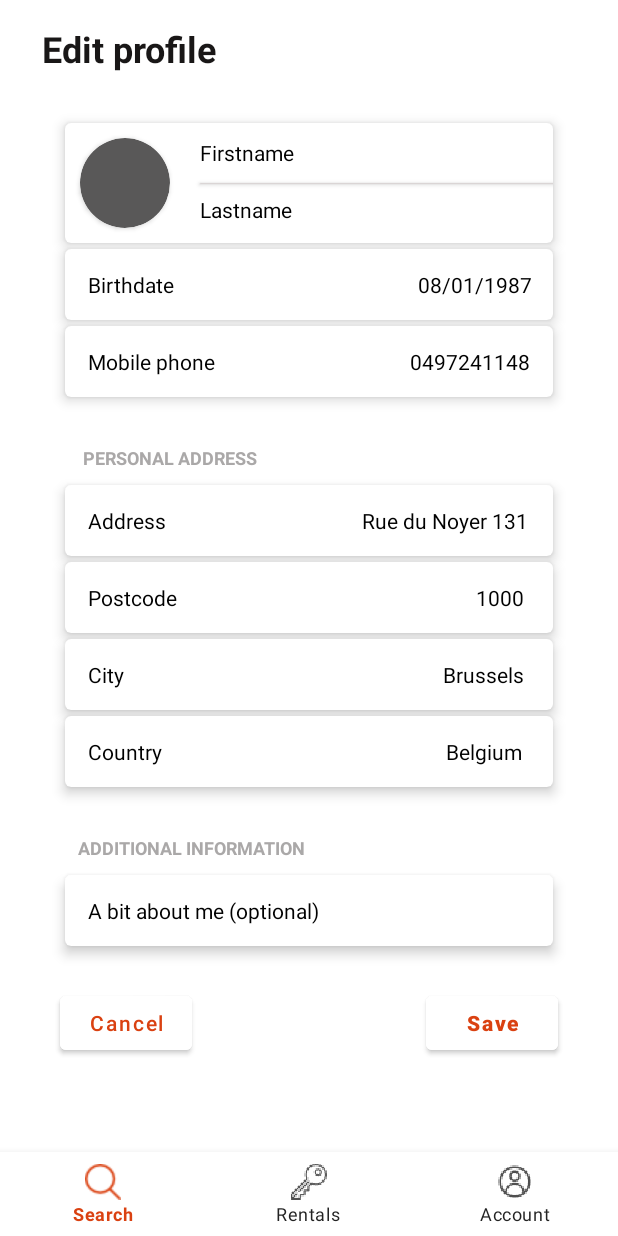
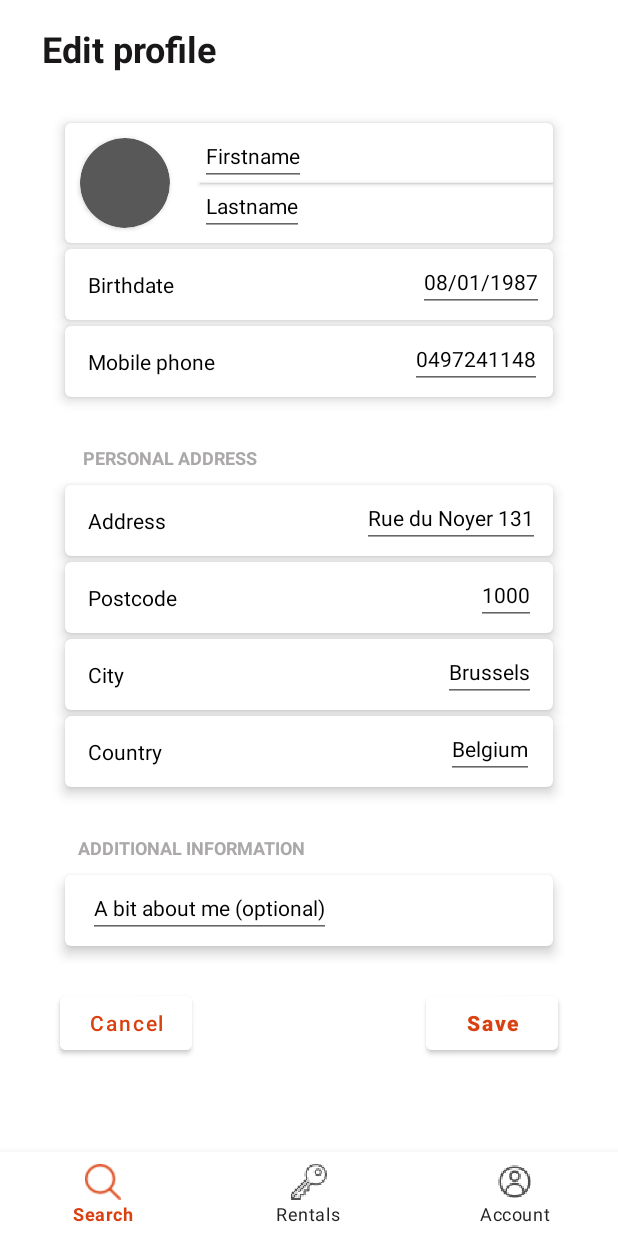
Before and after one commit to PierreBreny/Project_Vantal, an Android app: the EditProfileFragment screen opened through its navigation route, on a phone screen of 412 x 824 dp. Run offline under Robolectric (Android 15) with nearby library versions, the phone set to English and light mode, and no system bars; our stand-ins replace navigation-ui; network calls fail; pictures from the network do not load.

Commit message:
Get van info from home and redirect to Details DONE but design of details remains to do

```diff
--- a/app/build.gradle
+++ b/app/build.gradle
@@ -51,4 +51,5 @@ dependencies {
     annotationProcessor 'com.github.bumptech.glide:compiler:4.13.2'
 
     implementation 'com.google.android.gms:play-services-maps:18.1.0'
+    implementation 'com.github.denzcoskun:ImageSlideshow:0.1.0'
 }
--- a/app/src/main/java/be/bf/android/vantal/adapter/VanAdapter.java
+++ b/app/src/main/java/be/bf/android/vantal/adapter/VanAdapter.java
@@ -23,10 +23,16 @@ public class VanAdapter extends RecyclerView.Adapter<VanAdapter.ViewHolder> {
 
     private List<Van> vans;
     private Context context;
+    private OnVanItemClick onVanItemClick;
 
-    public VanAdapter(Context context, List<Van> vans) {
+    public interface OnVanItemClick {
+        void onVanItemClick(Van van);
+    }
+
+    public VanAdapter(Context context, List<Van> vans, OnVanItemClick onVanItemClick) {
         this.context = context;
         this.vans = vans;
+        this.onVanItemClick = onVanItemClick;
     }
 
     public static class ViewHolder extends RecyclerView.ViewHolder {
@@ -69,6 +75,13 @@ public class VanAdapter extends RecyclerView.Adapter<VanAdapter.ViewHolder> {
         TextView price = holder.price;
         price.setText(String.valueOf(currentVan.getPrice()));
 
+        holder.itemView.setOnClickListener(new View.OnClickListener() {
+            @Override
+            public void onClick(View v) {
+                onVanItemClick.onVanItemClick(currentVan);
+            }
+        });
+
 
     }
 
--- /dev/null
+++ b/app/src/main/java/be/bf/android/vantal/fragments/Details/DetailsFragment.java
@@ -0,0 +1,36 @@
+package be.bf.android.vantal.fragments.Details;
+
+import android.os.Bundle;
+
+import androidx.fragment.app.Fragment;
+
+import android.view.LayoutInflater;
+import android.view.View;
+import android.view.ViewGroup;
+
+import be.bf.android.vantal.R;
+
+public class DetailsFragment extends Fragment {
+
+
+    public DetailsFragment() {
+        // Required empty public constructor
+    }
+
+    public static DetailsFragment newInstance(String param1, String param2) {
+        DetailsFragment fragment = new DetailsFragment();
+        return fragment;
+    }
+
+    @Override
+    public void onCreate(Bundle savedInstanceState) {
+        super.onCreate(savedInstanceState);
+    }
+
+    @Override
+    public View onCreateView(LayoutInflater inflater, ViewGroup container,
+                             Bundle savedInstanceState) {
+        // Inflate the layout for this fragment
+        return inflater.inflate(R.layout.fragment_details, container, false);
+    }
+}
--- a/app/src/main/java/be/bf/android/vantal/fragments/Home/HomeFragment.java
+++ b/app/src/main/java/be/bf/android/vantal/fragments/Home/HomeFragment.java
@@ -7,7 +7,9 @@ import android.os.Bundle;
 import androidx.annotation.NonNull;
 import androidx.annotation.Nullable;
 import androidx.annotation.RequiresApi;
+import androidx.cardview.widget.CardView;
 import androidx.fragment.app.Fragment;
+import androidx.navigation.NavController;
 import androidx.navigation.fragment.NavHostFragment;
 import androidx.recyclerview.widget.LinearLayoutManager;
 
@@ -42,7 +44,7 @@ import retrofit2.Response;
 import retrofit2.Retrofit;
 
 
-public class HomeFragment extends Fragment {
+public class HomeFragment extends Fragment implements VanAdapter.OnVanItemClick {
 
     private TextInputLayout textInputLayout;
     private AutoCompleteTextView autoComplete;
@@ -50,6 +52,7 @@ public class HomeFragment extends Fragment {
     private VanAdapter adapter;
     private VanAPI api;
     String query = null;
+    private NavController navController;
 
     public HomeFragment() {
         // Required empty public constructor
@@ -74,6 +77,8 @@ public class HomeFragment extends Fragment {
         binding = FragmentHomeBinding.inflate(inflater, container, false);
         View view = binding.getRoot();
 
+        navController = NavHostFragment.findNavController(this);
+
         LocationHelper.setActivity(requireActivity());
         LocationHelper.setContext(requireContext());
         LocationHelper.setLocationRequest();
@@ -84,7 +89,7 @@ public class HomeFragment extends Fragment {
 
         binding.searchBar.setEndIconOnClickListener(this::loadMap);
 
-        adapter = new VanAdapter(requireContext(), new ArrayList<>());
+        adapter = new VanAdapter(requireContext(), new ArrayList<>(), this);
         binding.rvVanHome.setLayoutManager(new LinearLayoutManager(requireContext(), LinearLayoutManager.VERTICAL, false));
         binding.rvVanHome.setAdapter(adapter);
 
@@ -141,4 +146,11 @@ public class HomeFragment extends Fragment {
         super.onDestroyView();
         binding = null;
     }
+
+    @Override
+    public void onVanItemClick(Van van) {
+        navController.navigate(R.id.action_homeFragment_to_detailsFragment);
+
+
+    }
 }
--- a/app/src/main/res/layout/card_layout_item.xml
+++ b/app/src/main/res/layout/card_layout_item.xml
@@ -11,13 +11,6 @@
     app:cardPreventCornerOverlap="true"
     app:cardUseCompatPadding="true"
     android:clickable="true">
-
-    <!-- In the above cardview widget cardelevation property will give elevation to your card view
-        card corner radius will provide radius to your card view card background color will give
-        background color to your card view card max elevation will give the cardview maximum
-        elevation card prevent corner overlap will add padding to CardView on v20 and before to
-        prevent intersections between the Card content and rounded corners. Card use compact padding
-        will add padding in API v21+ as well to have the same measurements with previous versions -->
 
     <RelativeLayout
         android:layout_width="wrap_content"
@@ -41,8 +34,7 @@
             android:layout_marginTop="-8dp"
             android:layout_marginEnd="0dp"
             android:layout_marginBottom="10dp"
-            android:contentDescription="@string/app_name"
-             />
+            android:contentDescription="@string/app_name" />
 
         <TextView
             android:id="@+id/titleVan"
--- /dev/null
+++ b/app/src/main/res/layout/fragment_details.xml
@@ -0,0 +1,11 @@
+<?xml version="1.0" encoding="utf-8"?>
+<androidx.constraintlayout.widget.ConstraintLayout xmlns:android="http://schemas.android.com/apk/res/android"
+    xmlns:tools="http://schemas.android.com/tools"
+    android:layout_width="match_parent"
+    android:layout_height="match_parent"
+    tools:context=".fragments.Details.DetailsFragment">
+
+
+
+
+</androidx.constraintlayout.widget.ConstraintLayout>
--- a/app/src/main/res/layout/fragment_edit_profile.xml
+++ b/app/src/main/res/layout/fragment_edit_profile.xml
@@ -62,14 +62,15 @@
 
                 </androidx.cardview.widget.CardView>
 
-                <TextView
+                <EditText
                     android:id="@+id/tv_firstname"
                     android:layout_width="wrap_content"
                     android:layout_height="wrap_content"
                     android:layout_alignParentStart="true"
                     android:layout_marginStart="90dp"
-                    android:layout_marginTop="10dp"
+                    android:layout_marginTop="2dp"
                     android:text="@string/firstname"
+                    android:textSize="14dp"
                     android:textColor="@color/black" />
 
                 <androidx.cardview.widget.CardView
@@ -82,14 +83,15 @@
                     app:cardBackgroundColor="#DAD5D5"
                     app:cardCornerRadius="120dp" />
 
-                <TextView
+                <EditText
                     android:id="@+id/tv_lastname"
                     android:layout_width="wrap_content"
                     android:layout_height="wrap_content"
                     android:layout_alignParentStart="true"
                     android:layout_marginStart="90dp"
-                    android:layout_marginTop="48dp"
+                    android:layout_marginTop="35dp"
                     android:text="@string/lastname"
+                    android:textSize="14dp"
                     android:textColor="@color/black" />
 
 
@@ -120,14 +122,15 @@
                     android:text="@string/birthdate"
                     android:textColor="@color/black" />
 
-                <TextView
+                <EditText
                     android:id="@+id/tv_birthdate"
                     android:layout_width="wrap_content"
                     android:layout_height="wrap_content"
                     android:layout_alignParentStart="true"
                     android:layout_marginStart="235dp"
-                    android:layout_marginTop="14dp"
+                    android:layout_marginTop="2dp"
                     android:text="08/01/1987"
+                    android:textSize="14dp"
                     android:textColor="@color/black" />
 
 
@@ -157,14 +160,15 @@
                     android:text="@string/mobile_phone"
                     android:textColor="@color/black" />
 
-                <TextView
+                <EditText
                     android:id="@+id/tv_phone"
                     android:layout_width="wrap_content"
                     android:layout_height="wrap_content"
                     android:layout_alignParentStart="true"
                     android:layout_marginStart="230dp"
-                    android:layout_marginTop="14dp"
+                    android:layout_marginTop="2dp"
                     android:text="0497241148"
+                    android:textSize="14dp"
                     android:textColor="@color/black" />
 
             </com.google.android.material.card.MaterialCardView>
@@ -208,14 +212,15 @@
                     android:text="@string/address"
                     android:textColor="@color/black" />
 
-                <TextView
+                <EditText
                     android:id="@+id/tv_address_value"
                     android:layout_width="wrap_content"
                     android:layout_height="wrap_content"
                     android:layout_alignParentStart="true"
                     android:layout_marginStart="198dp"
-                    android:layout_marginTop="14dp"
+                    android:layout_marginTop="2dp"
                     android:text="Rue du Noyer 131"
+                    android:textSize="14dp"
                     android:textColor="@color/black" />
 
             </com.google.android.material.card.MaterialCardView>
@@ -244,14 +249,15 @@
                     android:text="@string/postcode"
                     android:textColor="@color/black" />
 
-                <TextView
+                <EditText
                     android:id="@+id/tv_postcode_value"
                     android:layout_width="wrap_content"
                     android:layout_height="wrap_content"
                     android:layout_alignParentStart="true"
                     android:layout_marginStart="274dp"
-                    android:layout_marginTop="14dp"
+                    android:layout_marginTop="2dp"
                     android:text="1000"
+                    android:textSize="14dp"
                     android:textColor="@color/black" />
 
             </com.google.android.material.card.MaterialCardView>
@@ -281,14 +287,15 @@
                     android:text="@string/city"
                     android:textColor="@color/black" />
 
-                <TextView
+                <EditText
                     android:id="@+id/tv_city_value"
                     android:layout_width="wrap_content"
                     android:layout_height="wrap_content"
                     android:layout_alignParentStart="true"
                     android:layout_marginStart="252dp"
-                    android:layout_marginTop="14dp"
+                    android:layout_marginTop="2dp"
                     android:text="Brussels"
+                    android:textSize="14dp"
                     android:textColor="@color/black" />
 
             </com.google.android.material.card.MaterialCardView>
@@ -318,14 +325,15 @@
                     android:text="@string/country"
                     android:textColor="@color/black" />
 
-                <TextView
+                <EditText
                     android:id="@+id/tv_country_value"
                     android:layout_width="wrap_content"
                     android:layout_height="wrap_content"
                     android:layout_alignParentStart="true"
                     android:layout_marginStart="254dp"
-                    android:layout_marginTop="14dp"
+                    android:layout_marginTop="2dp"
                     android:text="Belgium"
+                    android:textSize="14dp"
                     android:textColor="@color/black" />
 
 
@@ -360,14 +368,15 @@
                 app:layout_constraintTop_toBottomOf="@+id/tv_additional_info">
 
 
-                <TextView
+                <EditText
                     android:id="@+id/tv_add_info"
                     android:layout_width="wrap_content"
                     android:layout_height="wrap_content"
                     android:layout_alignParentStart="true"
                     android:layout_marginStart="15dp"
-                    android:layout_marginTop="14dp"
+                    android:layout_marginTop="2dp"
                     android:text="@string/about_me"
+                    android:textSize="14dp"
                     android:textColor="@color/black" />
 
 
--- a/app/src/main/res/navigation/nav_graph_main.xml
+++ b/app/src/main/res/navigation/nav_graph_main.xml
@@ -13,6 +13,19 @@
         <action
             android:id="@+id/action_homeFragment_to_mapFragment"
             app:destination="@id/mapFragment" />
+        <action
+            android:id="@+id/action_homeFragment_to_detailsFragment"
+            app:destination="@id/detailsFragment" />
+    </fragment>
+    <fragment
+        android:id="@+id/detailsFragment"
+        android:name="be.bf.android.vantal.fragments.Details.DetailsFragment"
+        android:label="fragment_details"
+        tools:layout="@layout/fragment_details">
+
+        <action
+            android:id="@+id/action_detailsFragment_to_homeFragment"
+            app:destination="@id/homeFragment" />
     </fragment>
     <fragment
         android:id="@+id/bookingFragment"
--- a/app/src/main/res/values/themes.xml
+++ b/app/src/main/res/values/themes.xml
@@ -7,7 +7,7 @@
         <item name="colorPrimaryVariant">@color/purple_700</item>
         <item name="colorOnPrimary">@color/white</item>
         <!-- Secondary brand color. -->
-        <item name="colorSecondary">@color/teal_200</item>
+        <item name="colorSecondary">@color/teal_700</item>
         <item name="colorSecondaryVariant">@color/teal_700</item>
         <item name="colorOnSecondary">@color/black</item>
         <!-- Status bar color. -->
```
